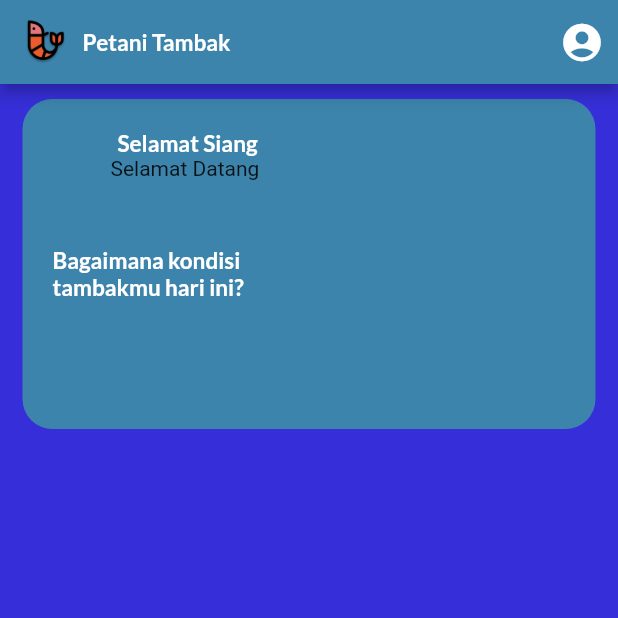
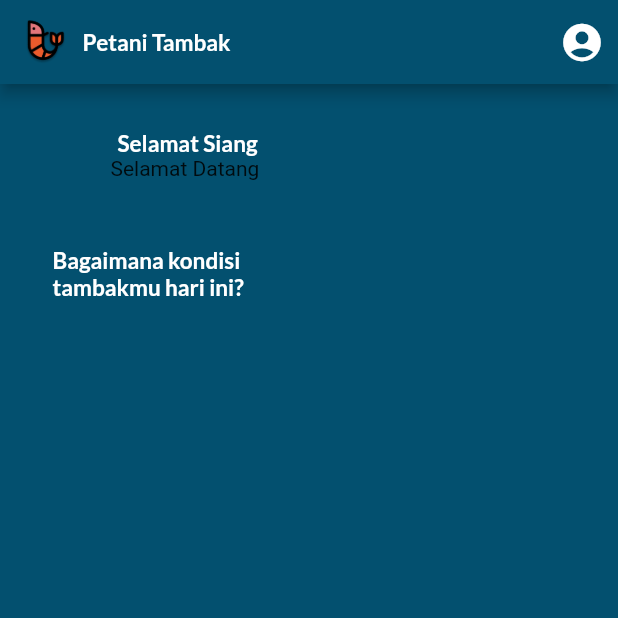
Before and after one commit to laurensiusyuda/Petani-Tambak, a Flutter app: the Dashboard screen opened directly, on a phone screen of 412 x 824 dp, the top half of it. Run offline on Flutter 3.47's test engine with Material 2 defaults, Android fonts, the phone set to English and light mode, and no system bars; our stand-ins replace easy_splash_screen, equatable, firebase_auth, firebase_core, flutter_bloc, google_fonts and 3 more; accounts and stored records are empty.

Commit message:
color fiix

```diff
--- a/core/lib/presentasion/widget/build_activity.dart
+++ b/core/lib/presentasion/widget/build_activity.dart
@@ -17,7 +17,7 @@ class _BuildDashboardState extends State<BuildDashboard> {
     final user = FirebaseAuth.instance.currentUser!;
     return Container(
       decoration: BoxDecoration(
-        color: kSecondaryColor,
+        color: kSecondaryColor.withOpacity(0.5),
         borderRadius: BorderRadius.circular(20.0),
       ),
       padding: const EdgeInsets.all(20.0),
--- a/utils/lib/constant/constant.dart
+++ b/utils/lib/constant/constant.dart
@@ -1,7 +1,7 @@
 import 'package:flutter/material.dart';
 
-const Color kMainColor = Color(0xFF362FD9);
-const Color kSecondaryColor = Color(0xFF3C84AB);
+const Color kMainColor = Color(0xFF03506F);
+const Color kSecondaryColor = Color(0xFF03506F);
 const Color kButtonColor = Color(0xFF03509F);
 
 const Color kRedColor = Color(0xFFFF5757);
```
